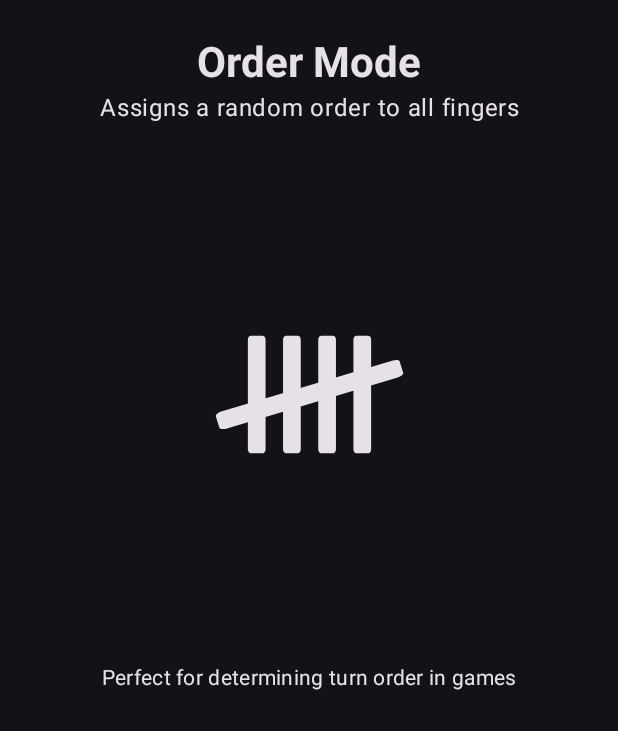
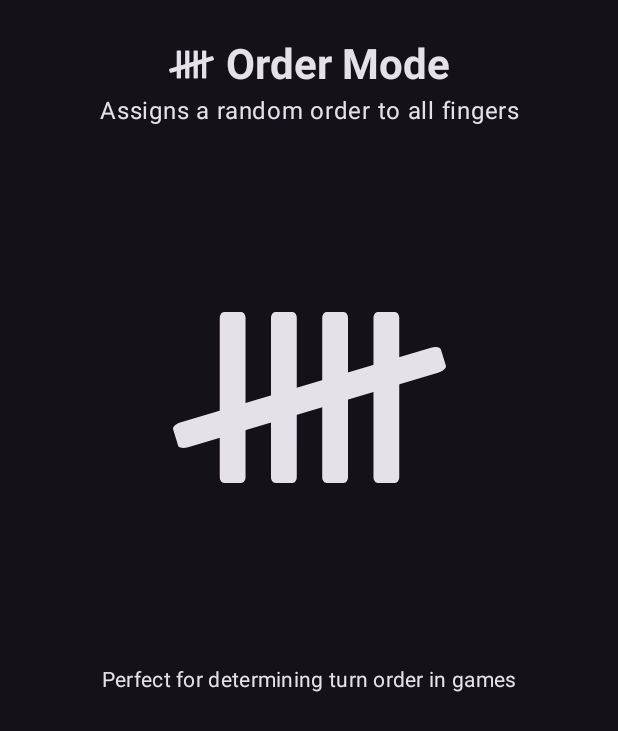
Before and after one commit to UrAvgCode/Chooser, an Android app built with Jetpack Compose: the composable OrderModePage shown on its own in the app's theme, on a phone screen of 412 x 824 dp. Shown: the top 731 px of the screen. Run offline under Robolectric (Android 15) with nearby library versions, the light colour scheme and no system bars.

Commit message:
update icon sizes and add them to tutorial headings

```diff
--- a/app/src/main/java/com/uravgcode/chooser/chooser/presentation/ChooserScreen.kt
+++ b/app/src/main/java/com/uravgcode/chooser/chooser/presentation/ChooserScreen.kt
@@ -20,6 +20,7 @@
 import androidx.compose.foundation.layout.fillMaxSize
 import androidx.compose.foundation.layout.only
 import androidx.compose.foundation.layout.safeDrawing
+import androidx.compose.foundation.layout.size
 import androidx.compose.material3.Icon
 import androidx.compose.material3.Scaffold
 import androidx.compose.material3.Text
@@ -115,6 +116,7 @@
                 Icon(
                     painter = painterResource(id = settings.mode.drawable()),
                     contentDescription = "Mode",
+                    modifier = Modifier.size(36.dp)
                 )
             },
         )
--- a/app/src/main/java/com/uravgcode/chooser/tutorial/presentation/component/ModeButtonExplanation.kt
+++ b/app/src/main/java/com/uravgcode/chooser/tutorial/presentation/component/ModeButtonExplanation.kt
@@ -4,6 +4,7 @@
 import androidx.compose.foundation.layout.Spacer
 import androidx.compose.foundation.layout.height
 import androidx.compose.foundation.layout.padding
+import androidx.compose.foundation.layout.size
 import androidx.compose.material3.Card
 import androidx.compose.material3.Icon
 import androidx.compose.material3.MaterialTheme
@@ -33,6 +34,7 @@
                     Icon(
                         painter = painterResource(id = R.drawable.single_icon),
                         contentDescription = null,
+                        modifier = Modifier.size(36.dp),
                     )
                 },
                 radius = 56.dp
--- a/app/src/main/java/com/uravgcode/chooser/tutorial/presentation/page/OrderModePage.kt
+++ b/app/src/main/java/com/uravgcode/chooser/tutorial/presentation/page/OrderModePage.kt
@@ -2,9 +2,11 @@
 
 import androidx.compose.foundation.layout.Arrangement
 import androidx.compose.foundation.layout.Column
+import androidx.compose.foundation.layout.Row
 import androidx.compose.foundation.layout.fillMaxSize
 import androidx.compose.foundation.layout.fillMaxWidth
 import androidx.compose.foundation.layout.padding
+import androidx.compose.foundation.layout.size
 import androidx.compose.material3.Icon
 import androidx.compose.material3.MaterialTheme
 import androidx.compose.material3.Text
@@ -26,11 +28,20 @@
         horizontalAlignment = Alignment.CenterHorizontally,
         verticalArrangement = Arrangement.Center
     ) {
-        Text(
-            text = "Order Mode",
-            style = MaterialTheme.typography.headlineMedium,
-            fontWeight = FontWeight.Bold
-        )
+        Row(verticalAlignment = Alignment.CenterVertically) {
+            Icon(
+                painter = painterResource(id = R.drawable.order_icon),
+                contentDescription = null,
+                modifier = Modifier
+                    .size(38.dp)
+                    .padding(end = 8.dp),
+            )
+            Text(
+                text = "Order Mode",
+                style = MaterialTheme.typography.headlineMedium,
+                fontWeight = FontWeight.Bold
+            )
+        }
         Text(
             text = "Assigns a random order to all fingers",
             textAlign = TextAlign.Center
--- a/app/src/main/res/drawable/order_icon.xml
+++ b/app/src/main/res/drawable/order_icon.xml
@@ -1,15 +1,15 @@
 <vector xmlns:android="http://schemas.android.com/apk/res/android"
-    android:width="128dp"
-    android:height="128dp"
-    android:viewportWidth="128"
-    android:viewportHeight="128">
+    android:width="24dp"
+    android:height="24dp"
+    android:viewportWidth="24"
+    android:viewportHeight="24">
   <path
-      android:pathData="M36.5,36.5a1.4,1.8 0,0 0,-1.4 1.8v51.4a1.4,1.8 0,0 0,1.4 1.8L42,91.5a1.4,1.8 0,0 0,1.4 -1.8L43.4,38.3a1.4,1.8 0,0 0,-1.4 -1.8ZM53,36.5a1.4,1.8 0,0 0,-1.4 1.8v51.4a1.4,1.8 0,0 0,1.4 1.8h5.5a1.4,1.8 0,0 0,1.4 -1.8L59.9,38.3a1.4,1.8 0,0 0,-1.4 -1.8Z"
-      android:fillColor="#f9f9f9"/>
+      android:pathData="M4.493,4.493A0.382,0.491 0,0 0,4.111 4.984v14.032a0.382,0.491 0,0 0,0.382 0.491h1.501a0.382,0.491 0,0 0,0.382 -0.491L6.376,4.984A0.382,0.491 0,0 0,5.994 4.493ZM8.997,4.493a0.382,0.491 0,0 0,-0.382 0.491v14.032a0.382,0.491 0,0 0,0.382 0.491h1.501a0.382,0.491 0,0 0,0.382 -0.491L10.881,4.984A0.382,0.491 0,0 0,10.499 4.493Z"
+      android:fillColor="#fff"/>
   <path
-      android:pathData="M106.3,48.5a1.4,3 73.3,0 0,-3.2 -0.5L22.6,72a1.4,3 73.3,0 0,-2.5 2.3l1.6,5.2a1.4,3 73.3,0 0,3.2 0.5l80.5,-24a1.4,3 73.3,0 0,2.5 -2.3z"
-      android:fillColor="#f9f9f9"/>
+      android:pathData="m23.547,7.769a0.382,0.819 73.3,0 0,-0.874 -0.137L0.698,14.184a0.382,0.819 73.3,0 0,-0.682 0.628l0.437,1.42a0.382,0.819 73.3,0 0,0.874 0.137L23.302,9.816a0.382,0.819 73.3,0 0,0.682 -0.628z"
+      android:fillColor="#fff"/>
   <path
-      android:pathData="M69.5,36.5a1.4,1.8 0,0 0,-1.4 1.8v51.4a1.4,1.8 0,0 0,1.4 1.8L75,91.5a1.4,1.8 0,0 0,1.4 -1.8L76.4,38.3a1.4,1.8 0,0 0,-1.4 -1.8ZM86,36.5a1.4,1.8 0,0 0,-1.4 1.8v51.4a1.4,1.8 0,0 0,1.4 1.8h5.5a1.4,1.8 0,0 0,1.4 -1.8L92.9,38.3a1.4,1.8 0,0 0,-1.4 -1.8Z"
-      android:fillColor="#f9f9f9"/>
+      android:pathData="m13.501,4.493a0.382,0.491 0,0 0,-0.382 0.491v14.032a0.382,0.491 0,0 0,0.382 0.491h1.501a0.382,0.491 0,0 0,0.382 -0.491L15.385,4.984A0.382,0.491 0,0 0,15.003 4.493ZM18.006,4.493a0.382,0.491 0,0 0,-0.382 0.491v14.032a0.382,0.491 0,0 0,0.382 0.491h1.501a0.382,0.491 0,0 0,0.382 -0.491L19.889,4.984A0.382,0.491 0,0 0,19.507 4.493Z"
+      android:fillColor="#fff"/>
 </vector>
```
Also changed, not shown: app/src/main/java/com/uravgcode/chooser/tutorial/presentation/page/GroupModePage.kt (+16 -5 lines), app/src/main/java/com/uravgcode/chooser/tutorial/presentation/page/SingleModePage.kt (+16 -5 lines), app/src/main/res/drawable/group_icon.xml (+10 -10 lines), app/src/main/res/drawable/single_icon.xml (+6 -6 lines).
